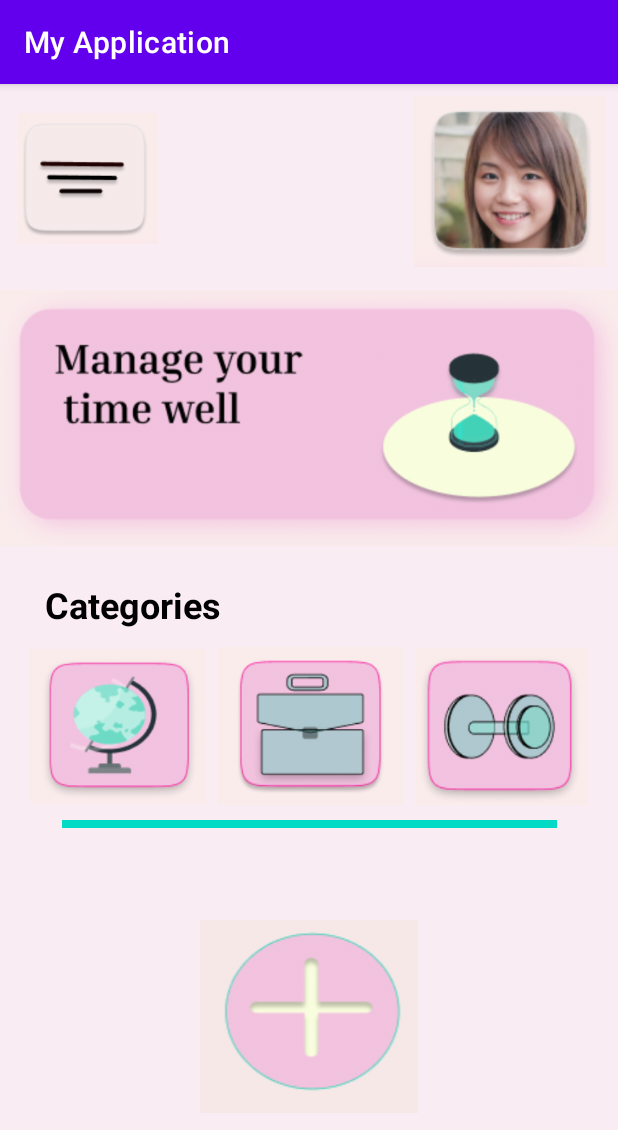
After one commit to ishikaubc/ALLINhackathon, an Android app: the MainActivity4 screen opened directly, with no data from a screen before it, on a phone screen of 412 x 824 dp. The commit adds this screen. Shown: the top 1130 px of the screen. Run offline under Robolectric (Android 15) with nearby library versions, the phone set to English and light mode, and no system bars.

Commit message:
Third commit, hompage added

```diff
--- a/app/src/main/AndroidManifest.xml
+++ b/app/src/main/AndroidManifest.xml
@@ -11,6 +11,9 @@
         android:supportsRtl="true"
         android:theme="@style/Theme.MyApplication"
         tools:targetApi="31">
+        <activity
+            android:name=".MainActivity4"
+            android:exported="false" />
         <activity
             android:name=".MainActivity3"
             android:exported="false" />
--- a/app/src/main/java/com/example/myapplication/MainActivity3.java
+++ b/app/src/main/java/com/example/myapplication/MainActivity3.java
@@ -2,7 +2,11 @@ package com.example.myapplication;
 
 import androidx.appcompat.app.AppCompatActivity;
 
+import android.content.Intent;
 import android.os.Bundle;
+import android.view.View;
+import android.widget.EditText;
+import android.widget.TextView;
 
 public class MainActivity3 extends AppCompatActivity {
 
@@ -11,4 +15,23 @@ public class MainActivity3 extends AppCompatActivity {
         super.onCreate(savedInstanceState);
         setContentView(R.layout.activity_main3);
     }
+
+    private void output(int id, String result){
+        View view = findViewById(id);
+        TextView textView = (TextView) view;
+        textView.setText(result);
+    }
+
+    private String input(int id){
+        View view = findViewById(id);
+        EditText editText = (EditText) view;
+        String str = editText.getText().toString();
+        return str;
+    }
+
+    public void onSignUp(View view){
+        Intent i = new Intent(this, MainActivity4.class);
+        startActivity(i);
+    }
+
 }
--- /dev/null
+++ b/app/src/main/java/com/example/myapplication/MainActivity4.java
@@ -0,0 +1,14 @@
+package com.example.myapplication;
+
+import androidx.appcompat.app.AppCompatActivity;
+
+import android.os.Bundle;
+
+public class MainActivity4 extends AppCompatActivity {
+
+    @Override
+    protected void onCreate(Bundle savedInstanceState) {
+        super.onCreate(savedInstanceState);
+        setContentView(R.layout.activity_main4);
+    }
+}
--- a/app/src/main/res/layout/activity_main3.xml
+++ b/app/src/main/res/layout/activity_main3.xml
@@ -152,6 +152,7 @@
             android:id="@+id/button"
             android:layout_width="wrap_content"
             android:layout_height="wrap_content"
+            android:onClick="onSignUp"
             android:text="Sign Up"
             app:layout_constraintBottom_toTopOf="@+id/imageView4"
             app:layout_constraintEnd_toEndOf="parent"
--- /dev/null
+++ b/app/src/main/res/layout/activity_main4.xml
@@ -0,0 +1,114 @@
+<?xml version="1.0" encoding="utf-8"?>
+<androidx.constraintlayout.widget.ConstraintLayout xmlns:android="http://schemas.android.com/apk/res/android"
+    xmlns:app="http://schemas.android.com/apk/res-auto"
+    xmlns:tools="http://schemas.android.com/tools"
+    android:layout_width="match_parent"
+    android:layout_height="match_parent"
+    tools:context=".MainActivity4">
+
+    <androidx.constraintlayout.widget.ConstraintLayout
+        android:id="@+id/Start"
+        android:layout_width="match_parent"
+        android:layout_height="match_parent"
+        android:background="#F9ECF3"
+        android:scrollbarThumbHorizontal="@color/material_dynamic_neutral0"
+        android:scrollbarThumbVertical="@color/material_dynamic_tertiary50"
+        android:scrollbarTrackHorizontal="@color/purple_200"
+        android:scrollbarTrackVertical="@color/purple_200"
+        tools:context=".MainActivity"
+        tools:layout_editor_absoluteX="0dp"
+        tools:layout_editor_absoluteY="-40dp">
+
+        <ImageView
+            android:id="@+id/imageView3"
+            android:layout_width="93dp"
+            android:layout_height="106dp"
+            android:layout_marginStart="12dp"
+            android:layout_marginTop="10dp"
+            app:layout_constraintStart_toStartOf="parent"
+            app:layout_constraintTop_toTopOf="parent"
+            app:srcCompat="@drawable/screenshot_2023_03_26_at_6_01_11_am" />
+
+        <ImageView
+            android:id="@+id/imageView5"
+            android:layout_width="wrap_content"
+            android:layout_height="wrap_content"
+            app:layout_constraintEnd_toEndOf="parent"
+            app:layout_constraintStart_toStartOf="parent"
+            app:layout_constraintTop_toBottomOf="@+id/imageView6"
+            app:srcCompat="@drawable/screenshot_2023_03_26_at_6_03_23_am" />
+
+        <ImageView
+            android:id="@+id/imageView6"
+            android:layout_width="128dp"
+            android:layout_height="119dp"
+            android:layout_marginTop="5dp"
+            android:layout_marginEnd="8dp"
+            app:layout_constraintEnd_toEndOf="parent"
+            app:layout_constraintTop_toTopOf="parent"
+            app:srcCompat="@drawable/screenshot_2023_03_26_at_6_09_51_am" />
+
+        <TextView
+            android:id="@+id/textView12"
+            android:layout_width="wrap_content"
+            android:layout_height="wrap_content"
+            android:layout_marginStart="30dp"
+            android:layout_marginTop="10dp"
+            android:text="Categories"
+            android:textColor="@color/black"
+            android:textSize="24sp"
+            android:textStyle="bold"
+            app:layout_constraintStart_toStartOf="parent"
+            app:layout_constraintTop_toBottomOf="@+id/imageView5" />
+
+        <ImageView
+            android:id="@+id/imageView7"
+            android:layout_width="117dp"
+            android:layout_height="106dp"
+            android:layout_marginStart="20dp"
+            android:layout_marginTop="12dp"
+            app:layout_constraintStart_toStartOf="parent"
+            app:layout_constraintTop_toBottomOf="@+id/textView12"
+            app:srcCompat="@drawable/screenshot_2023_03_26_at_6_24_19_am" />
+
+        <ImageView
+            android:id="@+id/imageView8"
+            android:layout_width="123dp"
+            android:layout_height="105dp"
+            android:layout_marginTop="12dp"
+            app:layout_constraintEnd_toStartOf="@+id/imageView9"
+            app:layout_constraintStart_toEndOf="@+id/imageView7"
+            app:layout_constraintTop_toBottomOf="@+id/textView12"
+            app:srcCompat="@drawable/screenshot_2023_03_26_at_6_24_44_am" />
+
+        <ImageView
+            android:id="@+id/imageView9"
+            android:layout_width="115dp"
+            android:layout_height="106dp"
+            android:layout_marginTop="12dp"
+            android:layout_marginEnd="20dp"
+            app:layout_constraintEnd_toEndOf="parent"
+            app:layout_constraintTop_toBottomOf="@+id/textView12"
+            app:srcCompat="@drawable/screenshot_2023_03_26_at_6_25_27_am" />
+
+        <TextView
+            android:id="@+id/textView13"
+            android:layout_width="330dp"
+            android:layout_height="5dp"
+            android:layout_marginTop="10dp"
+            android:background="@color/teal_200"
+            app:layout_constraintEnd_toEndOf="parent"
+            app:layout_constraintStart_toStartOf="parent"
+            app:layout_constraintTop_toBottomOf="@+id/imageView8" />
+
+        <ImageView
+            android:id="@+id/imageView10"
+            android:layout_width="145dp"
+            android:layout_height="131dp"
+            android:layout_marginTop="60dp"
+            app:layout_constraintEnd_toEndOf="parent"
+            app:layout_constraintStart_toStartOf="parent"
+            app:layout_constraintTop_toBottomOf="@+id/textView13"
+            app:srcCompat="@drawable/screenshot_2023_03_26_at_6_36_55_am" />
+    </androidx.constraintlayout.widget.ConstraintLayout>
+</androidx.constraintlayout.widget.ConstraintLayout>
```
Also changed, not shown: app/src/main/res/drawable/screenshot_2023_03_26_at_6_01_11_am.png (added), app/src/main/res/drawable/screenshot_2023_03_26_at_6_03_23_am.png (added), app/src/main/res/drawable/screenshot_2023_03_26_at_6_09_51_am.png (added), app/src/main/res/drawable/screenshot_2023_03_26_at_6_24_19_am.png (added), app/src/main/res/drawable/screenshot_2023_03_26_at_6_24_44_am.png (added), app/src/main/res/drawable/screenshot_2023_03_26_at_6_25_27_am.png (added), app/src/main/res/drawable/screenshot_2023_03_26_at_6_36_55_am.png (added).
